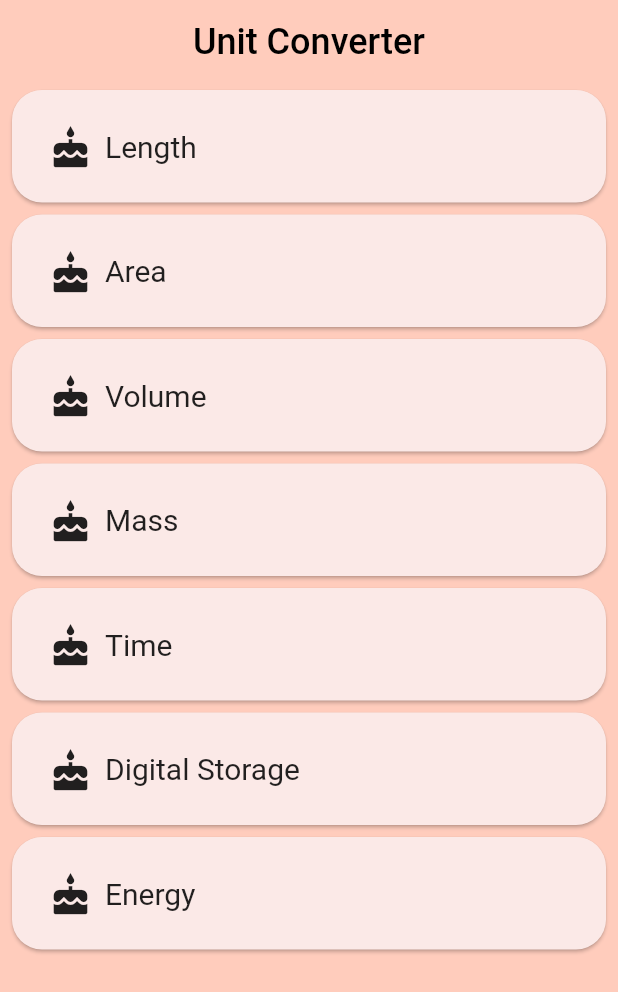
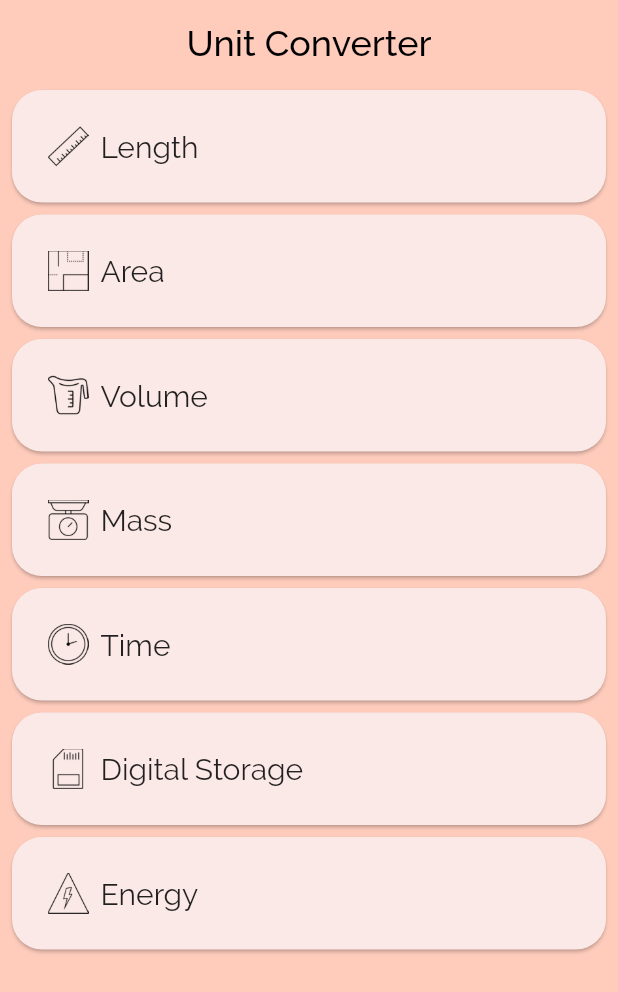
Before and after one commit to HassanSobhy/unit-converter-app, a Flutter app: the screen it shows after launch, on a phone screen of 412 x 824 dp. Shown: the top 992 px of the screen. Run offline on Flutter 3.47's test engine with Material 2 defaults, Android fonts, the phone set to English and light mode, and no system bars.

Commit message:
Add custom icons and font

```diff
--- a/lib/main.dart
+++ b/lib/main.dart
@@ -12,6 +12,7 @@ class MyApp extends StatelessWidget {
       debugShowCheckedModeBanner: false,
       title: 'Unit Converter',
       theme: ThemeData(
+        fontFamily: 'Raleway',
         primarySwatch: Colors.deepOrange,
       ),
       home: CategoryScreen(),
--- a/lib/screens/category_screen.dart
+++ b/lib/screens/category_screen.dart
@@ -13,16 +13,16 @@ class CategoryScreen extends StatefulWidget {
 
 class _CategoryScreenState extends State<CategoryScreen> {
   List<Category> categories;
-  static const _categoryNames = <String>[
-    'Length',
-    'Area',
-    'Volume',
-    'Mass',
-    'Time',
-    'Digital Storage',
-    'Energy',
-    'Currency',
-  ];
+  static const _icons = {
+    'Length': 'assets/icons/length.png',
+    'Area': 'assets/icons/area.png',
+    'Volume': 'assets/icons/volume.png',
+    'Mass': 'assets/icons/mass.png',
+    'Time': 'assets/icons/time.png',
+    'Digital Storage': 'assets/icons/digital_storage.png',
+    'Energy': 'assets/icons/power.png',
+    'Currency': 'assets/icons/currency.png',
+  };
 
   @override
   void initState() {
@@ -60,7 +60,7 @@ class _CategoryScreenState extends State<CategoryScreen> {
 
       var category = Category(
         name: key,
-        icon: Icons.cake,
+        icon: _icons[key],
         units : units,
       );
       setState(() {
--- a/lib/screens/converter_screen.dart
+++ b/lib/screens/converter_screen.dart
@@ -203,7 +203,7 @@ class _ConverterScreenState extends State<ConverterScreen> {
         children: [
           TextFormField(
             decoration: InputDecoration(
-              errorText: _showValidationError ? "Invaild number entered" : null,
+              errorText: _showValidationError ? "Invalid number entered" : null,
               labelText: "Input",
               border: OutlineInputBorder(),
             ),
--- a/lib/widgets/category.dart
+++ b/lib/widgets/category.dart
@@ -7,7 +7,7 @@ final BorderRadius _borderRadius = BorderRadius.circular(_rowHeight / 2);
 
 class Category extends StatelessWidget {
   final String name;
-  final IconData icon;
+  final String icon;
   final List<Unit> units;
 
   const Category({this.name, this.icon , this.units});
@@ -35,10 +35,7 @@ class Category extends StatelessWidget {
                 children: [
                   Padding(
                     padding: EdgeInsets.all(8),
-                    child: Icon(
-                      icon,
-                      size: 30,
-                    ),
+                    child: Image.asset(icon)
                   ),
                   Center(
                       child: Text(
```
Also changed, not shown: pubspec.yaml (+13 -0 lines), assets/fonts/Raleway-Medium.ttf (added), assets/fonts/Raleway-Regular.ttf (added).
